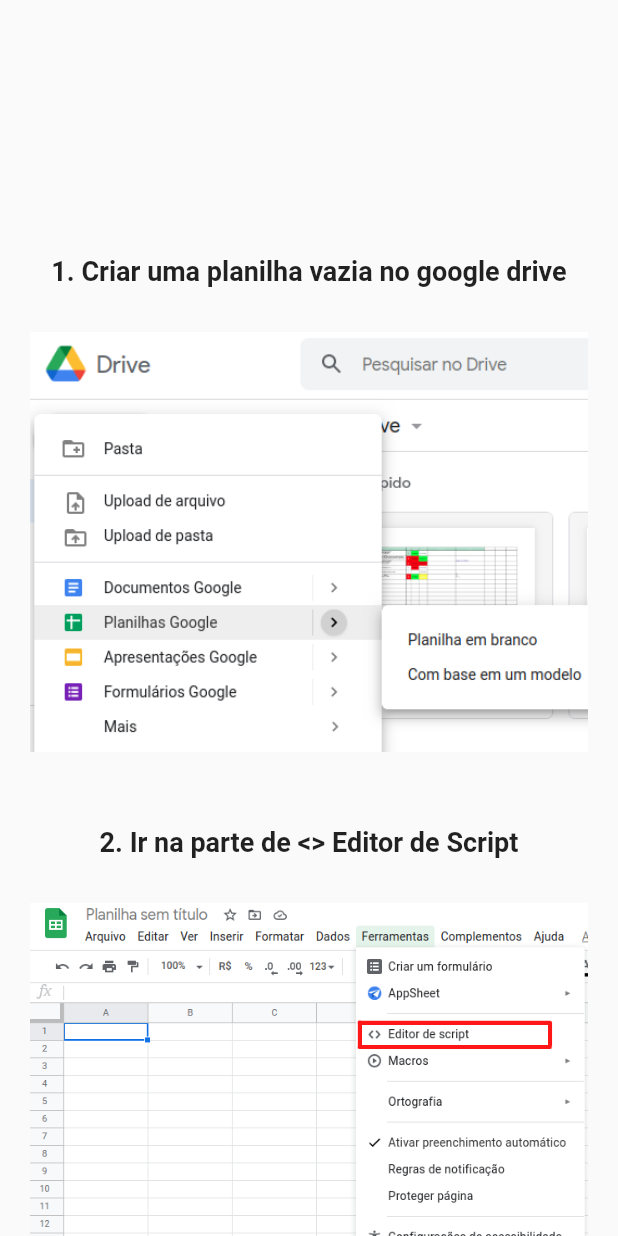
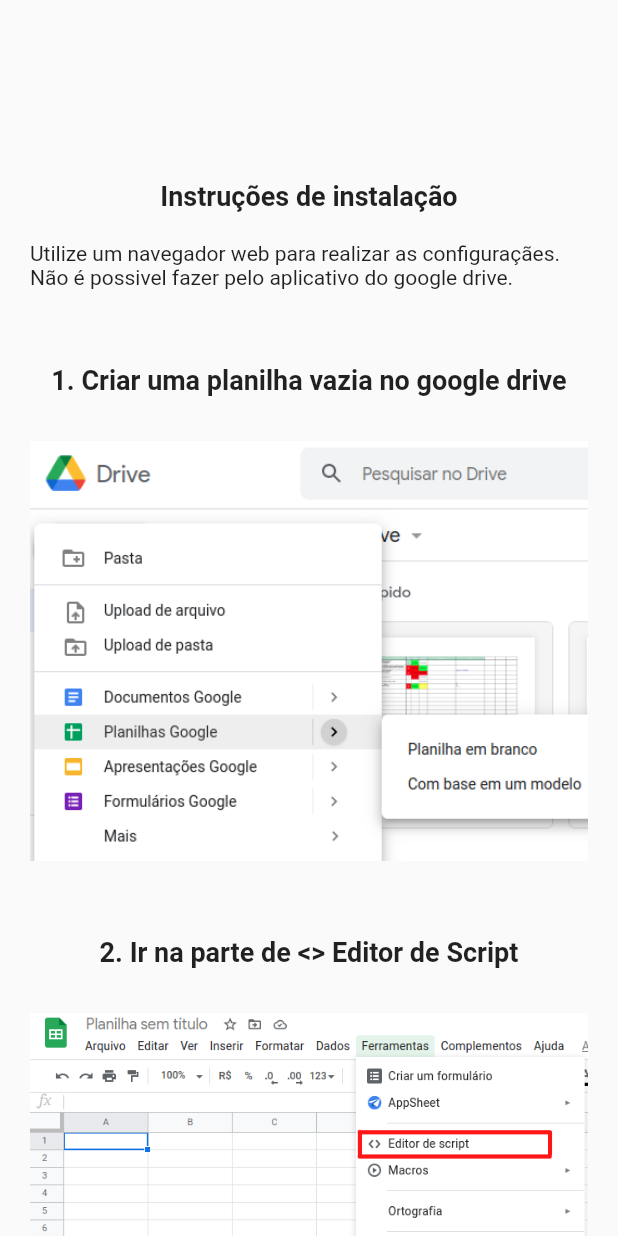
Before and after one commit to nataliafurtado/action-plan, a Flutter app: the screen it shows after launch, after a tap on "Iniciar configurações", on a phone screen of 412 x 824 dp. Run offline on Flutter 3.47's test engine with Material 2 defaults, Android fonts, the phone set to English and light mode, and no system bars; our stand-ins replace flutter_mobx, mobx, shared_preferences; missing offline and left inert: flutter_email_sender; generated files the repository leaves out were written again; network calls fail.

Commit message:
ajustes gerais

```diff
--- /dev/null
+++ b/lib/l10n/intl_en.arb
@@ -0,0 +1,3 @@
+{
+    "teste": "teste"
+}
--- /dev/null
+++ b/lib/l10n/intl_pt_BR.arb
@@ -0,0 +1,3 @@
+{
+    "teste": "testebr"
+}
--- a/lib/main.dart
+++ b/lib/main.dart
@@ -1,4 +1,6 @@
 import 'package:flutter/material.dart';
+import 'package:flutter_localizations/flutter_localizations.dart';
+import 'package:pa/generated/l10n.dart';
 import 'package:provider/provider.dart';
 
 import 'global_acess.dart';
@@ -22,22 +24,15 @@ class MyApp extends StatelessWidget {
           initialRoute: '/',
           onGenerateRoute: RouteGenerator.generateRoute,
           theme: ThemeData(
-            // This is the theme of your application.
-            //
-            // Try running your application with "flutter run". You'll see the
-            // application has a blue toolbar. Then, without quitting the app, try
-            // changing the primarySwatch below to Colors.green and then invoke
-            // "hot reload" (press "r" in the console where you ran "flutter run",
-            // or simply save your changes to "hot reload" in a Flutter IDE).
-            // Notice that the counter didn't reset back to zero; the application
-            // is not restarted.
             primarySwatch: Colors.purple,
-
-            // This makes the visual density adapt to the platform that you run
-            // the app on. For desktop platforms, the controls will be smaller and
-            // closer together (more dense) than on mobile platforms.
             visualDensity: VisualDensity.adaptivePlatformDensity,
           ),
+          localizationsDelegates: [
+            S.delegate,
+            GlobalMaterialLocalizations.delegate,
+            GlobalWidgetsLocalizations.delegate
+          ],
+          supportedLocales: S.delegate.supportedLocales,
         ));
   }
 }
--- a/lib/modules/landing_page/landing_page_controller.dart
+++ b/lib/modules/landing_page/landing_page_controller.dart
@@ -3,9 +3,11 @@ import 'dart:developer';
 import 'package:flutter/material.dart';
 import 'package:pa/assets/constants.dart';
 import 'package:pa/functions/functions.dart';
+import 'package:pa/global_acess.dart';
 import 'package:pa/models/action.dart';
 import 'package:pa/modules/list/list_repository.dart';
 import 'package:pa/widgets/dialog_circular_progress_indicator.dart';
+import 'package:provider/provider.dart';
 import 'package:shared_preferences/shared_preferences.dart';
 
 import 'package:mobx/mobx.dart';
@@ -35,25 +37,27 @@ abstract class LandingPageControllerBase with Store, ChangeNotifier {
 
   checkIfAlreadyHasIDSetted(context) async {
     SharedPreferences prefs = await SharedPreferences.getInstance();
-
     if (prefs.containsKey("pa-app")) {
-      // controllerIdSheet.text = prefs.getString(\"pa-app\");
+      Provider.of<GlobalAccess>(context, listen: false).controllerIdSheet.text =
+          prefs.getString("pa-app");
       Navigator.popAndPushNamed(context, '/list-page');
     }
   }
 
-  // SharedPreferences prefs = await SharedPreferences.getInstance();
-  // if (prefs.containsKey(\"pa-app\")) {
-  //   controllerIdSheet.text = prefs.getString(\"pa-app\");
-  //   Navigator.popAndPushNamed(context, '/list-page');
-  // }
-
   configureAndGoToList(context) async {
     showCustomDialog(DialogCircularProgressIndicator());
-    log("message");
+    saveId();
     await _listRepository.doPost(ActionEvent(action: Constants.config));
-// Provider.of<GlobalAccess>(context, listen: false).controllerIdSheet.text=
     Navigator.pop(context);
     Navigator.popAndPushNamed(context, '/list-page');
   }
+
+  Future saveId() async {
+    SharedPreferences prefs = await SharedPreferences.getInstance();
+    prefs.setString(
+        "pa-app",
+        Provider.of<GlobalAccess>(context, listen: false)
+            .controllerIdSheet
+            .text);
+  }
 }
--- a/lib/modules/landing_page/widgets/2_configurations.dart
+++ b/lib/modules/landing_page/widgets/2_configurations.dart
@@ -24,7 +24,25 @@ class Configurations2 extends StatelessWidget {
           mainAxisAlignment: MainAxisAlignment.center,
           children: [
             Container(height: 120),
-
+            Text(
+              "Instruções de instalação",
+              style: Style.bold.copyWith(fontSize: 18),
+            ),
+            Container(height: 20),
+            Container(
+              width: double.infinity,
+              alignment: Alignment.centerLeft,
+              child: Text(
+                "Utilize um navegador web para realizar as configuraçães.",
+              ),
+            ),
+            Container(
+              width: double.infinity,
+              alignment: Alignment.centerLeft,
+              child: Text(
+                "Não é possivel fazer pelo aplicativo do google drive.",
+              ),
+            ),
             ImageTextWidget(
               text: "1. Criar uma planilha vazia no google drive",
               image: 'lib/assets/images/page1.png',
@@ -50,7 +68,7 @@ class Configurations2 extends StatelessWidget {
             Container(
               padding: EdgeInsets.all(24),
               child: Button("Copiar script", () {
-                controllerLandingPAge.nextPage();
+                sendw();
               }),
             ),
             Text(
@@ -58,21 +76,29 @@ class Configurations2 extends StatelessWidget {
               style: Style.bold.copyWith(fontSize: 18),
             ),
             ImageTextWidget(
-              text: "5. Em seguida aperte em - Nova implantação",
+              text: "5. Em seguida pressione em - Nova implantação",
               image: 'lib/assets/images/page5.png',
             ),
             ImageTextWidget(
-              text: "6. Em seguida aperte em - App da Web",
+              text: "6. Em seguida pressione em - App da Web",
               image: 'lib/assets/images/page6.png',
             ),
 
             ImageTextWidget(
-              text: "6. Em seguida aperte em - Implantar",
+              text: "6. Em seguida pressione em - Implantar",
               image: 'lib/assets/images/page7.png',
             ),
 
+            Container(
+              width: double.infinity,
+              alignment: Alignment.centerLeft,
+              child: Text(
+                "* Selecione - Qualquer pessoa",
+              ),
+            ),
+
             ImageTextWidget(
-              text: "7. Em seguida aperte em -Avançado",
+              text: "7. Em seguida pressione em -Avançado",
               image: 'lib/assets/images/page8.png',
             ),
 
@@ -92,12 +118,12 @@ class Configurations2 extends StatelessWidget {
             ),
 
             ImageTextWidget(
-              text: "8. Em seguida aperte em -Acessar projeto sem título",
+              text: "8. Em seguida pressione em -Acessar projeto sem título",
               image: 'lib/assets/images/page9.png',
             ),
 
             ImageTextWidget(
-              text: "9. Em seguida aperte em - Permitir",
+              text: "9. Em seguida pressione em - Permitir",
               image: 'lib/assets/images/page10.png',
             ),
 
@@ -127,7 +153,7 @@ class Configurations2 extends StatelessWidget {
               ),
             ),
             Container(height: 50),
-            Button("PLANO DE AÇÂO", () {
+            Button(" Ir para o plano de ação", () {
               if (_formKey.currentState.validate()) {
                 controllerLandingPAge.configureAndGoToList(context);
               }
@@ -153,163 +179,163 @@ class Configurations2 extends StatelessWidget {
     } catch (error) {}
   }
 
-  String script = "function doGet(e){"
-      "try{"
-      "var sheet = SpreadsheetApp.getActiveSheet();"
-      "var lastRow = sheet.getLastRow();"
-      "var lastColum = sheet.getLastColumn();"
-      "var originalData = sheet.getRange(2,1,lastRow-1,lastColum).getValues();"
-      "}catch(exc){"
-      " console.log(\"Somenthing went wrong\");"
-      "}"
-      "var JSONString = JSON.stringify(originalData);"
-      "var JSONOutput = ContentService.createTextOutput(JSONString);"
-      "JSONOutput.setMimeType(ContentService.MimeType.JSON);"
-      "return JSONOutput"
-      "}"
-      "function doPost(request){"
-      "  var result;"
-      "  if(request.parameter.action==\"save\"){"
-      "    result= save(request);"
-      "}"
-      "  else if(request.parameter.action==\"edit\"){"
-      "   result= edit(request);"
-      "}"
-      "  else if(request.parameter.action==\"config\"){"
-      "   result= createInitialConfig(request);"
-      "}"
+  final String script = "function doGet(e){\n"
+      "try{\n"
+      "var sheet = SpreadsheetApp.getActiveSheet(){\n"
+      "var lastRow = sheet.getLastRow(){\n"
+      "var lastColum = sheet.getLastColumn(){\n"
+      "var originalData = sheet.getRange(2,1,lastRow-1,lastColum).getValues(){\n"
+      "}catch(exc){\n"
+      " console.log(\"Somenthing went wrong\"){\n"
+      "}\n"
+      "var JSONString = JSON.stringify(originalData){\n"
+      "var JSONOutput = ContentService.createTextOutput(JSONString){\n"
+      "JSONOutput.setMimeType(ContentService.MimeType.JSON){\n"
+      "return JSONOutput\n"
+      "}\n"
+      "function doPost(request){\n"
+      "  var result{\n"
+      "  if(request.parameter.action==\"save\"){\n"
+      "    result= save(request){\n"
+      "}\n"
+      "  else if(request.parameter.action==\"edit\"){\n"
+      "   result= edit(request){\n"
+      "}\n"
+      "  else if(request.parameter.action==\"config\"){\n"
+      "   result= createInitialConfig(request){\n"
+      "}\n"
       "  return ContentService"
       "  .createTextOutput(JSON.stringify({\"status\": \"SUCCESS\"}))"
-      "  .setMimeType(ContentService.MimeType.JSON);"
-      "}"
-      "function save(request){"
-      "  var sheet = SpreadsheetApp.getActiveSheet();"
-      "  var result = {\"status\": \"SUCCESS\"};"
-      "  sheet.setConditionalFormatRules"
-      "  try{   "
-      "    var data = request.parameter.data;"
-      "    var categoria = request.parameter.categoria;"
-      "    var oQue = request.parameter.oQue;"
-      "    var como = request.parameter.como;"
-      "    var prioridade = request.parameter.prioridade;"
-      "    var prazo = request.parameter.prazo;"
-      "    var status = request.parameter.status;"
-      "    var feedBack = request.parameter.feedBack;"
-      "    var obs = request.parameter.obs;"
-      "  sheet.appendRow([data, categoria, oQue, como,prioridade,prazo,status,feedBack,obs]);"
-      "  }catch(exc){"
-      "    result = {\"status\": \"FAILED\", \"message\": exc};"
-      "  }"
-      "  return result;"
-      "}"
-      "function edit(request){"
-      "    var sheet = SpreadsheetApp.getActiveSheet();"
-      "    var result = {\"status\": \"SUCCESS\"};"
-      "  try{   "
-      "    var row = request.parameter.rowToEdit;"
-      "    var data = request.parameter.data;"
-      "    var categoria = request.parameter.categoria;"
-      "    var oQue = request.parameter.oQue;"
-      "    var como = request.parameter.como;"
-      "    var prioridade = request.parameter.prioridade;"
-      "    var prazo = request.parameter.prazo;"
-      "    var status = request.parameter.status;"
-      "    var feeBack = request.parameter.feeBack;"
-      "    var obs = request.parameter.obs;"
-      "    sheet.getRange(row,1,1,9).setValues([[data, categoria,oQue,como,prioridade,prazo,status,feeBack,obs]]);"
-      "  }catch(exc){"
-      "    result = {\"status\": \"FAILED\", \"message\": exc ,"
-      "   };"
-      "  }"
-      "  return result;"
-      "}"
-      "function createInitialConfig(request){"
-      "  var result = {\"status\": \"SUCCESS\"};"
-      "  var sheet = SpreadsheetApp.getActiveSheet();"
-      "  sheet.insertRowBefore(1).getRange(1, 1, 1, 9).setValues([[\"CRIAÇÂO\", \"CATEGORIA\", \"O QUE ?\", \"COMO ?\",\"PRIORIDADE\",\"PRAZO\",\"STATUS\",\"FEED BACK\",\"OBS\"]]);"
+      "  .setMimeType(ContentService.MimeType.JSON){\n"
+      "}\n"
+      "function save(request){\n"
+      "  var sheet = SpreadsheetApp.getActiveSheet(){\n"
+      "  var result = {\"status\": \"SUCCESS\"}{\n"
+      "  sheet.setConditionalFormatRules;\n"
+      "  try{   \n"
+      "    var data = request.parameter.data{\n"
+      "    var categoria = request.parameter.categoria{\n"
+      "    var oQue = request.parameter.oQue{\n"
+      "    var como = request.parameter.como{\n"
+      "    var prioridade = request.parameter.prioridade{\n"
+      "    var prazo = request.parameter.prazo{\n"
+      "    var status = request.parameter.status{\n"
+      "    var feedBack = request.parameter.feedBack{\n"
+      "    var obs = request.parameter.obs{\n"
+      "  sheet.appendRow([data, categoria, oQue, como,prioridade,prazo,status,feedBack,obs]){\n"
+      "  }catch(exc){\n"
+      "    result = {\"status\": \"FAILED\", \"message\": exc}{\n"
+      "  }\n"
+      "  return result{\n"
+      "}\n"
+      "function edit(request){\n"
+      "    var sheet = SpreadsheetApp.getActiveSheet(){\n"
+      "    var result = {\"status\": \"SUCCESS\"}{\n"
+      "  try{   \n"
+      "    var row = request.parameter.rowToEdit{\n"
+      "    var data = request.parameter.data{\n"
+      "    var categoria = request.parameter.categoria{\n"
+      "    var oQue = request.parameter.oQue{\n"
+      "    var como = request.parameter.como{\n"
+      "    var prioridade = request.parameter.prioridade{\n"
+      "    var prazo = request.parameter.prazo{\n"
+      "    var status = request.parameter.status{\n"
+      "    var feeBack = request.parameter.feeBack{\n"
+      "    var obs = request.parameter.obs{\n"
+      "    sheet.getRange(row,1,1,9).setValues([[data, categoria,oQue,como,prioridade,prazo,status,feeBack,obs]]){\n"
+      "  }catch(exc){\n"
+      "    result = {\"status\": \"FAILED\", \"message\": exc ,\n"
+      "   }{\n"
+      "  }\n"
+      "  return result{\n"
+      "}\n"
+      "function createInitialConfig(request){\n"
+      "  var result = {\"status\": \"SUCCESS\"}{\n"
+      "  var sheet = SpreadsheetApp.getActiveSheet(){\n"
+      "  sheet.insertRowBefore(1).getRange(1, 1, 1, 9).setValues([[\"CRIAÇÂO\", \"CATEGORIA\", \"O QUE ?\", \"COMO ?\",\"PRIORIDADE\",\"PRAZO\",\"STATUS\",\"FEED BACK\",\"OBS\"]]){\n"
       "  sheet.appendRow([\"28/12/2020\", \"EMPREGO\", \"Curriculo\", \"Fazer curriculo com ajuda de pedro e com manual do email de pedro\",\"A\",\"06/10/2021\",\"EM PROGRESSO\",\"TESTE\",\"TESTE\"]); "
-      "  sheet.getRange(\"A1:I1\").setFontWeight(\"bold\").setBackground(\"#4a86e8\").setFontColor(\"#ffffff\").setHorizontalAlignment(\"center\");"
-      "  sheet.setColumnWidth(4,320);"
-      "  sheet.setColumnWidth(5,50);"
-      "  sheet.setColumnWidth(7,120);"
-      "  sheet.getRange(\"A1:I100\").setBorder(true, true, true, true, true, true).setVerticalAlignment(\"middle\");"
-      "  sheet.getRange(\"A:A\").setHorizontalAlignment(\"center\");"
-      "  sheet.getRange(\"B:B\").setHorizontalAlignment(\"center\");"
-      "  sheet.getRange(\"C:C\").setHorizontalAlignment(\"center\");"
-      "  sheet.getRange(\"E:E\").setHorizontalAlignment(\"center\");"
-      "  sheet.getRange(\"F:F\").setHorizontalAlignment(\"center\");"
-      "  sheet.getRange(\"G:G\").setHorizontalAlignment(\"center\");"
-      "  sheet.setRowHeights(1, 100, 40);"
-      "  var rule = SpreadsheetApp.newConditionalFormatRule()"
-      "    .whenTextContains(\"EM PROGRESSO\")"
-      "    .setBackground(\"#ffff00\") "
-      "    .setBold(true)"
-      "    .setFontColor(\"#434343\")   "
-      "    .setRanges([sheet.getRange(\"G:G\")])"
-      "    .build();"
-      "  var rule1 = SpreadsheetApp.newConditionalFormatRule()"
-      "    .whenTextContains(\"ATRASADA\")"
-      "    .setBackground(\"#fb1744\")   "
-      "    .setBold(true)"
-      "    .setFontColor(\"#ffffff\")  "
-      "    .setRanges([sheet.getRange(\"G:G\")])"
-      "    .build();"
-      "  var rule2 = SpreadsheetApp.newConditionalFormatRule()"
-      "    .whenTextContains(\"CANCELADA\")"
-      "    .setBackground(\"#efefef\") "
-      "    .setBold(true)   "
-      "    .setRanges([sheet.getRange(\"G:G\")])"
-      "    .build();"
-      "  var rule3 = SpreadsheetApp.newConditionalFormatRule()"
-      "    .whenTextContains(\"COMPLETA\")"
-      "    .setBackground(\"#69f0ae\")"
-      "    .setBold(true)"
-      "    .setFontColor(\"#666666\")  "
-      "    .setRanges([sheet.getRange(\"G:G\")])"
-      "    .build();"
-      "  var rule4 = SpreadsheetApp.newConditionalFormatRule()"
-      "    .whenTextContains(\"EM ESPERA\")"
-      "    .setBackground(\"#d9d9d9\") "
-      "    .setBold(true)   "
-      "    .setRanges([sheet.getRange(\"G:G\")])"
-      "    .build();"
-      "  var rule5 = SpreadsheetApp.newConditionalFormatRule()"
-      "    .whenDateAfter(SpreadsheetApp.RelativeDate.TODAY)"
-      "    .setBackground(\"#69f0ae\")"
-      "    .setBold(true)   "
-      "    .setRanges([sheet.getRange(\"F:F\")])"
-      "    .build();"
-      "  var rule6 = SpreadsheetApp.newConditionalFormatRule()"
-      "    .whenDateBefore(SpreadsheetApp.RelativeDate.TODAY)"
-      "    .setBackground(\"#fb1744\")"
-      "    .setBold(true)"
-      "    .setFontColor(\"#ffffff\") "
-      "    .setRanges([sheet.getRange(\"F:F\")])"
-      "    .build(); "
-      "  var rule7 = SpreadsheetApp.newConditionalFormatRule()"
-      "    .whenDateEqualTo(SpreadsheetApp.RelativeDate.TODAY)"
-      "    .setBackground(\"#ffff00\")"
-      "    .setBold(true) "
-      "    .setRanges([sheet.getRange(\"F:F\")])"
-      "    .build();"
-      "  var rule8 = SpreadsheetApp.newConditionalFormatRule()"
-      "    .whenTextEqualTo(\"A\")"
-      "    .setBackground(\"#fb1744\")"
-      "    .setBold(true)"
-      "    .setFontColor(\"#ffffff\")"
-      "    .setRanges([sheet.getRange(\"E:E\")])"
-      "    .build();    "
-      "  var rules = sheet.getConditionalFormatRules();"
-      "    rules.push(rule);"
-      "    rules.push(rule1);"
-      "    rules.push(rule2);"
-      "    rules.push(rule3);"
-      "    rules.push(rule4);"
-      "    rules.push(rule5);"
-      "    rules.push(rule6);"
-      "    rules.push(rule7);"
-      "    rules.push(rule8);"
-      "  sheet.setConditionalFormatRules(rules);"
-      "  return result;"
-      "}";
+      "  sheet.getRange(\"A1:I1\").setFontWeight(\"bold\").setBackground(\"#4a86e8\").setFontColor(\"#ffffff\").setHorizontalAlignment(\"center\"){\n"
+      "  sheet.setColumnWidth(4,320){\n"
+      "  sheet.setColumnWidth(5,50){\n"
+      "  sheet.setColumnWidth(7,120){\n"
+      "  sheet.getRange(\"A1:I100\").setBorder(true, true, true, true, true, true).setVerticalAlignment(\"middle\"){\n"
+      "  sheet.getRange(\"A:A\").setHorizontalAlignment(\"center\"){\n"
+      "  sheet.getRange(\"B:B\").setHorizontalAlignment(\"center\"){\n"
+      "  sheet.getRange(\"C:C\").setHorizontalAlignment(\"center\"){\n"
+      "  sheet.getRange(\"E:E\").setHorizontalAlignment(\"center\"){\n"
+      "  sheet.getRange(\"F:F\").setHorizontalAlignment(\"center\"){\n"
+      "  sheet.getRange(\"G:G\").setHorizontalAlignment(\"center\"){\n"
+      "  sheet.setRowHeights(1, 100, 40){\n"
+      "  var rule = SpreadsheetApp.newConditionalFormatRule()\n"
+      "    .whenTextContains(\"EM PROGRESSO\")\n"
+      "    .setBackground(\"#ffff00\") \n"
+      "    .setBold(true)\n"
+      "    .setFontColor(\"#434343\")   \n"
+      "    .setRanges([sheet.getRange(\"G:G\")])\n"
+      "    .build(){\n"
+      "  var rule1 = SpreadsheetApp.newConditionalFormatRule()\n"
+      "    .whenTextContains(\"ATRASADA\")\n"
+      "    .setBackground(\"#fb1744\")   \n"
+      "    .setBold(true)\n"
+      "    .setFontColor(\"#ffffff\")  \n"
+      "    .setRanges([sheet.getRange(\"G:G\")])\n"
+      "    .build(){\n"
+      "  var rule2 = SpreadsheetApp.newConditionalFormatRule()\n"
+      "    .whenTextContains(\"CANCELADA\")\n"
+      "    .setBackground(\"#efefef\") \n"
+      "    .setBold(true)   \n"
+      "    .setRanges([sheet.getRange(\"G:G\")])\n"
+      "    .build(){\n"
+      "  var rule3 = SpreadsheetApp.newConditionalFormatRule()\n"
+      "    .whenTextContains(\"COMPLETA\")\n"
+      "    .setBackground(\"#69f0ae\")\n"
+      "    .setBold(true)\n"
+      "    .setFontColor(\"#666666\")  \n"
+      "    .setRanges([sheet.getRange(\"G:G\")])\n"
+      "    .build(){\n"
+      "  var rule4 = SpreadsheetApp.newConditionalFormatRule()\n"
+      "    .whenTextContains(\"EM ESPERA\")\n"
+      "    .setBackground(\"#d9d9d9\") \n"
+      "    .setBold(true)   \n"
+      "    .setRanges([sheet.getRange(\"G:G\")])\n"
+      "    .build(){\n"
+      "  var rule5 = SpreadsheetApp.newConditionalFormatRule()\n"
+      "    .whenDateAfter(SpreadsheetApp.RelativeDate.TODAY)\n"
+      "    .setBackground(\"#69f0ae\")\n"
+      "    .setBold(true)   \n"
+      "    .setRanges([sheet.getRange(\"F:F\")])\n"
+      "    .build(){\n"
+      "  var rule6 = SpreadsheetApp.newConditionalFormatRule()\n"
+      "    .whenDateBefore(SpreadsheetApp.RelativeDate.TODAY)\n"
+      "    .setBackground(\"#fb1744\")\n"
+      "    .setBold(true)\n"
+      "    .setFontColor(\"#ffffff\") \n"
+      "    .setRanges([sheet.getRange(\"F:F\")])\n"
+      "    .build(); \n"
+      "  var rule7 = SpreadsheetApp.newConditionalFormatRule()\n"
+      "    .whenDateEqualTo(SpreadsheetApp.RelativeDate.TODAY)\n"
+      "    .setBackground(\"#ffff00\")\n"
+      "    .setBold(true) \n"
+      "    .setRanges([sheet.getRange(\"F:F\")])\n"
+      "    .build(){\n"
+      "  var rule8 = SpreadsheetApp.newConditionalFormatRule()\n"
+      "    .whenTextEqualTo(\"A\")\n"
+      "    .setBackground(\"#fb1744\")\n"
+      "    .setBold(true)\n"
+      "    .setFontColor(\"#ffffff\")\n"
+      "    .setRanges([sheet.getRange(\"E:E\")])\n"
+      "    .build();    \n"
+      "  var rules = sheet.getConditionalFormatRules(){\n"
+      "    rules.push(rule){\n"
+      "    rules.push(rule1){\n"
+      "    rules.push(rule2){\n"
+      "    rules.push(rule3){\n"
+      "    rules.push(rule4){\n"
+      "    rules.push(rule5){\n"
+      "    rules.push(rule6){\n"
+      "    rules.push(rule7){\n"
+      "    rules.push(rule8){\n"
+      "  sheet.setConditionalFormatRules(rules){\n"
+      "  return result{\n"
+      "}\n";
 }
```
Also changed, not shown: pubspec.yaml (+10 -5 lines), lib/assets/images/icon.png (added), lib/generated/intl/messages_all.dart (added), lib/generated/intl/messages_en.dart (added), lib/generated/intl/messages_pt_BR.dart (added), lib/generated/l10n.dart (added), pubspec.lock, 26 other files.
